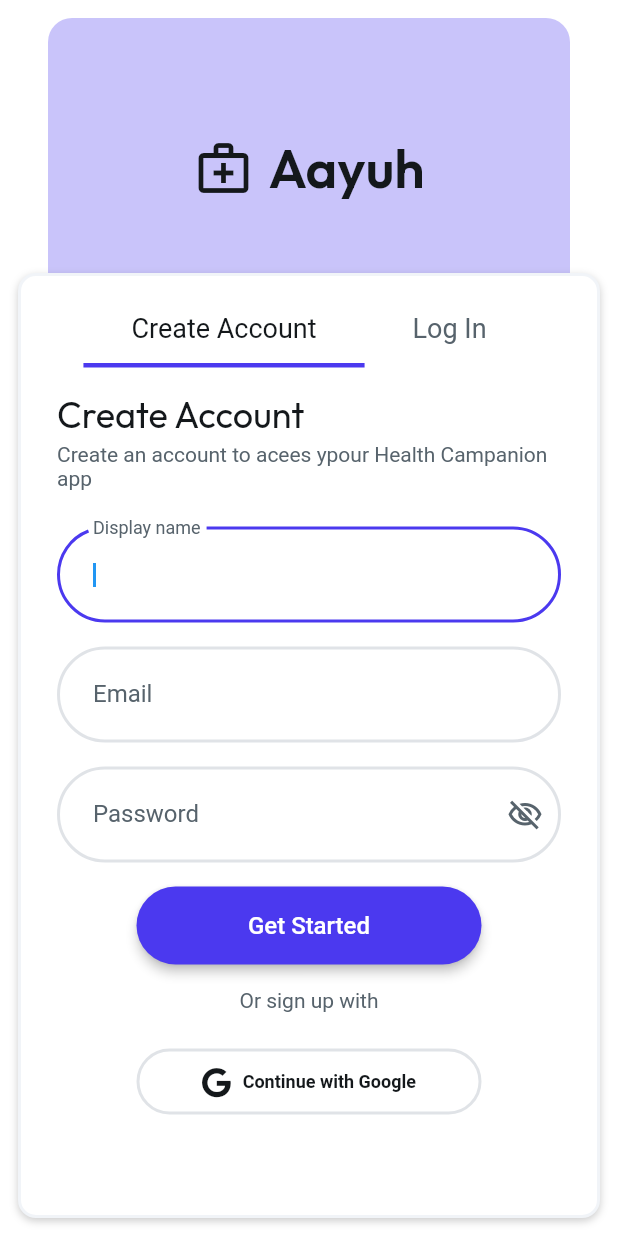
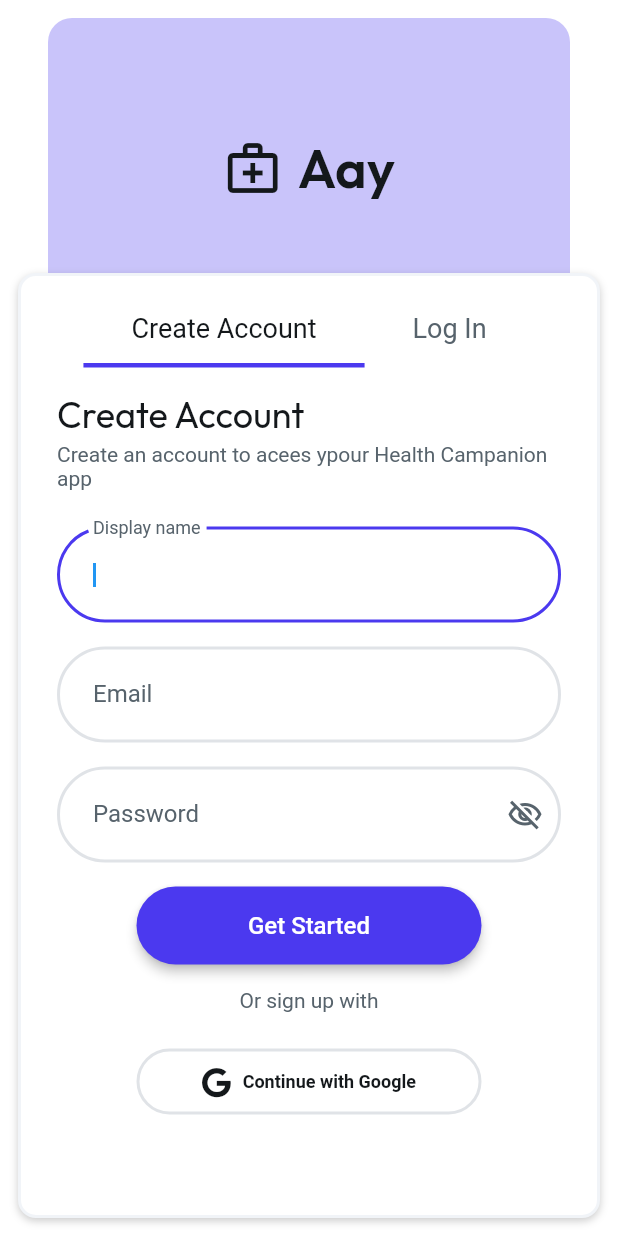
Before and after one commit to Chintalbhanuprakash/aayuh, a Flutter app: the screen it shows after launch, on a phone screen of 412 x 824 dp. Run offline on Flutter 3.47's test engine with Material 3 defaults, Android fonts, the phone set to English and light mode, and no system bars; drawn by our look-alikes of auto_size_text, flutter_animate; our stand-ins replace font_awesome_flutter, from_css_color, go_router, google_fonts, page_transition, shared_preferences and 1 more; missing offline and left inert: json_path; Roboto replaces fonts that are missing (Readex Pro).

Commit message:
Updating to latest FlutterFlow output.

```diff
--- a/lib/signin/signin_widget.dart
+++ b/lib/signin/signin_widget.dart
@@ -172,7 +172,7 @@
                                 padding: const EdgeInsetsDirectional.fromSTEB(
                                     10.0, 0.0, 0.0, 0.0),
                                 child: Text(
-                                  'Aayuh',
+                                  'Aay',
                                   style: FlutterFlowTheme.of(context)
                                       .displaySmall
                                       .override(
```
